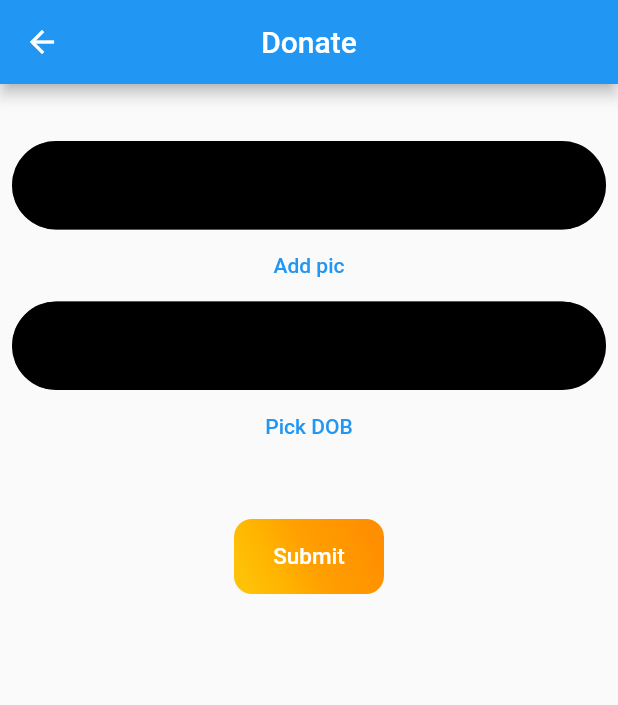
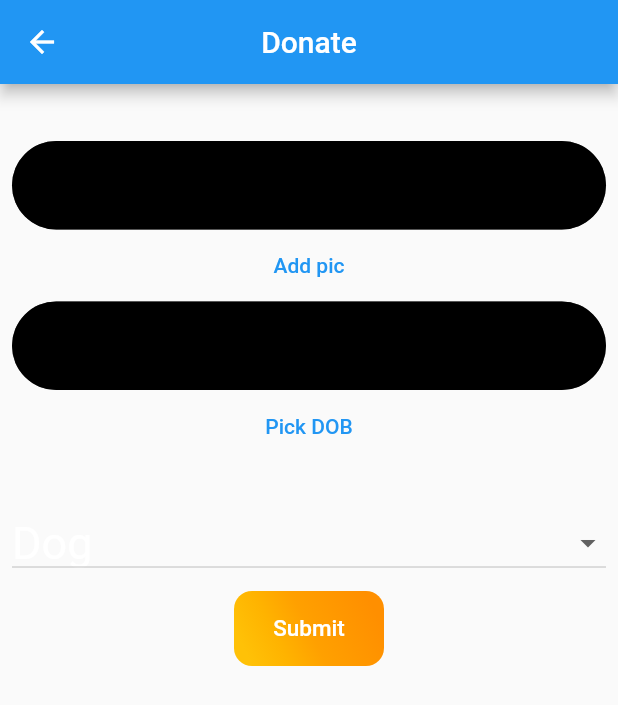
Before and after one commit to baljinder0630/paw_prints, a Flutter app: the MyHomePage screen opened directly with empty values, item 2 of the bottom bar chosen, after a tap on the "add" icon, on a phone screen of 412 x 824 dp. Shown: the top 705 px of the screen. Run offline on Flutter 3.47's test engine with Material 2 defaults, Android fonts, the phone set to English and light mode, and no system bars; our stand-ins replace animated_bottom_navigation_bar, carousel_slider, cloud_firestore, firebase_auth, firebase_core, firebase_storage and 9 more; missing offline and left inert: dart:ffi; accounts and stored records are empty; network calls fail; project files that could hold a hidden picture were left out.

Commit message:
my commit

```diff
--- a/lib/Pages/Donation_page.dart
+++ b/lib/Pages/Donation_page.dart
@@ -28,6 +28,8 @@ class _DonatePetState extends State<DonatePet> {
   final _petDescription = TextEditingController();
   var petId;
   bool uploadingData = false;
+
+  String? dropdownValue = 'Dog';
   String generateId() => Uuid().v1();
   File? petPic;
   StreamController<Position> posContoller = StreamController();
@@ -280,6 +282,26 @@ class _DonatePetState extends State<DonatePet> {
                       : SizedBox(
                           height: 30,
                         ),
+                  DropdownButton<String>(
+
+                    isExpanded: true,
+                    value: dropdownValue,
+                    items: <String>['Dog','bird', 'Cat', 'Cow', 'other']
+                        .map<DropdownMenuItem<String>>((String value) {
+                      return DropdownMenuItem<String>(
+                        value: value,
+                        child: Text(
+                          value,
+                          style: TextStyle(fontSize: 30, color: Colors.white),
+                        ),
+                      );
+                    }).toList(),
+                    onChanged: (String? newValue) {
+                      setState(() {
+                        dropdownValue = newValue;
+                      });
+                    },
+                  ),
 
                   TextButton(
                       onPressed: () {
--- a/lib/Pages/HomePage.dart
+++ b/lib/Pages/HomePage.dart
@@ -41,7 +41,21 @@ class _MyHomePageState extends State<MyHomePage> {
 
             //
             //
-            floatingActionButton: FloatingActionButton(
+            floatingActionButton: Container(
+              decoration: BoxDecoration(
+                  shape: BoxShape.circle,
+                  gradient: LinearGradient(
+                      colors: [
+                        // Colors.amber.shade800,
+                        //  Colors.amber.shade700,
+                        Colors.amber.shade800,
+                        Colors.amber.shade700,
+                        Colors.amber.shade600,
+                        Colors.amber.shade500,
+                      ]
+                  )
+              ),
+              child: FloatingActionButton(
                 tooltip: _bottomNavIndex == 0
                     ? "Add Post"
                     : _bottomNavIndex == 1
@@ -49,7 +63,7 @@ class _MyHomePageState extends State<MyHomePage> {
                         : _bottomNavIndex == 2
                             ? "Log Out"
                             : "Edit Profile",
-              backgroundColor: Theme.of(context).primaryColor,
+                    backgroundColor: Colors.transparent,
                  onPressed: (() async {
                   _bottomNavIndex == 0
                       ? Navigator.push(context,
@@ -70,13 +84,30 @@ class _MyHomePageState extends State<MyHomePage> {
                                   return EditProfile();
                                 })));
                 }),
+                child: Container(
                   child: _bottomNavIndex == 0
-                  ? Icon(Icons.add_a_photo_outlined)
+                      ? Icon(Icons.add_a_photo_outlined,
+                  )
                       : _bottomNavIndex == 1
-                      ? Icon(Icons.add)
+                      ? Icon(Icons.add
+                  )
                       : _bottomNavIndex == 2
                       ? Icon(Icons.logout)
                       : Icon(Icons.edit),
+
+                  // decoration: BoxDecoration(
+                  //   gradient: LinearGradient(
+                  //     colors: [
+                  //       Colors.amber.shade800,
+                  //       Colors.amber.shade700,
+                  //       Colors.amber.shade600,
+                  //       Colors.amber.shade500
+                  //     ]
+                  //   )
+                  // ),
+                ),
+
+              ),
             ),
             floatingActionButtonLocation:
                 FloatingActionButtonLocation.centerDocked,
--- a/lib/Pages/postDetailPage.dart
+++ b/lib/Pages/postDetailPage.dart
@@ -124,7 +124,7 @@ class _PostDetailState extends State<PostDetail> {
                     controller: _commentController,
                     decoration: InputDecoration(
                       suffixIcon: IconButton(
-                        color: Colors.blue,
+                        color: Colors.white,
                           onPressed: () async {
                             if (_formKey.currentState!.validate()) {
                               log("Comment state validated");
@@ -155,7 +155,7 @@ class _PostDetailState extends State<PostDetail> {
                           },
                           icon: Icon(
                             Icons.send,
-                            color: Colors.black,
+                            color: Colors.white,
                           )),
                       prefixIcon: Icon(Icons.comment_bank_outlined),
                       hintText: "Add Comment",
```
Lines whose indentation alone changed are shown as unchanged.
